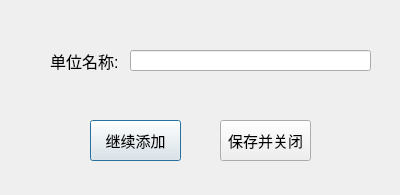
First picture: the form in gui/ui/AddEnterpriseDialog.ui, repository SuperBearXu/AgingAnalysis, before the edit.
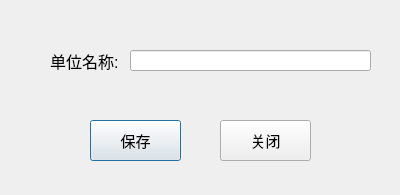
Second picture: the form after the edit.

Commit message: v1.3 添加批量导入企业的功能

Diff of the .ui file:
```diff
--- a/gui/ui/AddEnterpriseDialog.ui
+++ b/gui/ui/AddEnterpriseDialog.ui
@@ -77,7 +77,7 @@
     </font>
    </property>
    <property name="text">
-    <string>继续添加</string>
+    <string>保存</string>
    </property>
   </widget>
   <widget class="QPushButton" name="button_save_and_close">
@@ -96,7 +96,7 @@
     </font>
    </property>
    <property name="text">
-    <string>保存并关闭</string>
+    <string>关闭</string>
    </property>
   </widget>
  </widget>
```
The commit also changes 13 other files.
